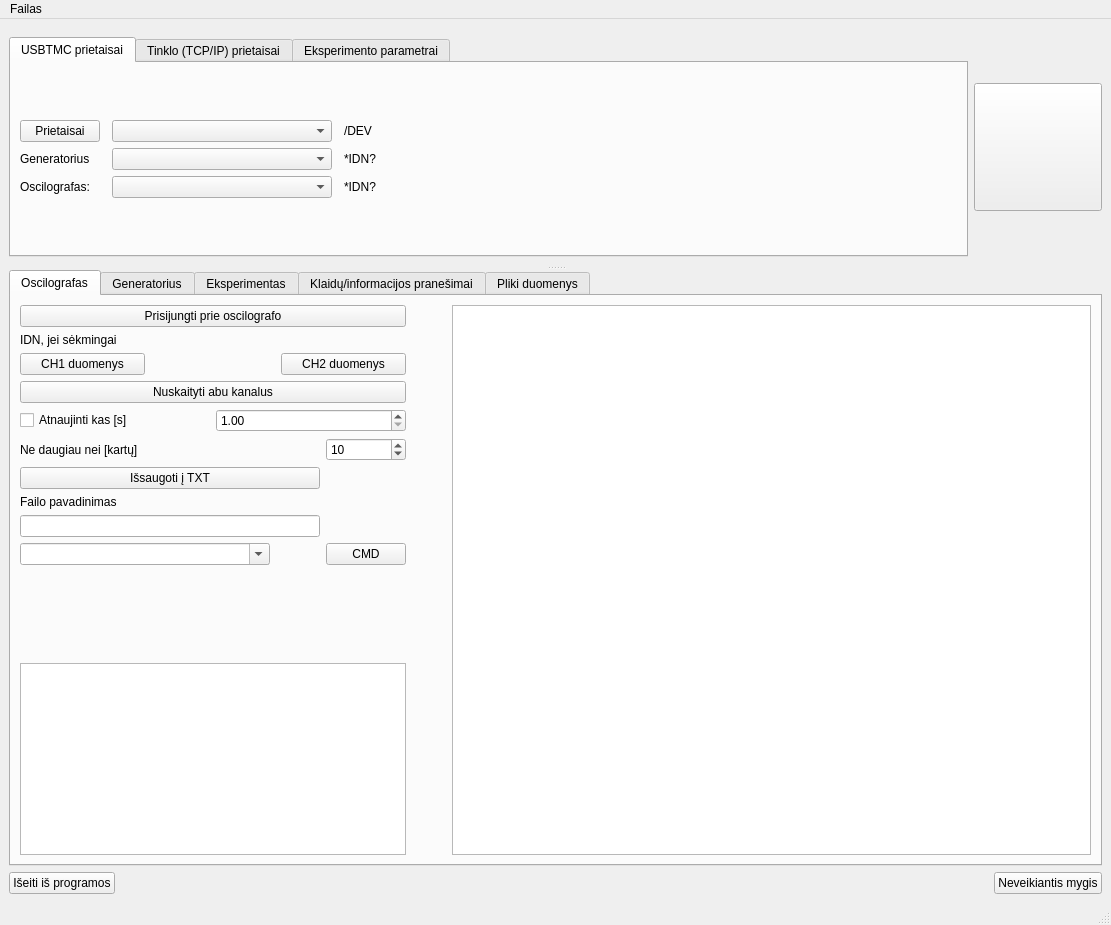
First picture: the form in UIfiles/GUIThread.ui, repository userIsTaken/TryUSB, before the edit.
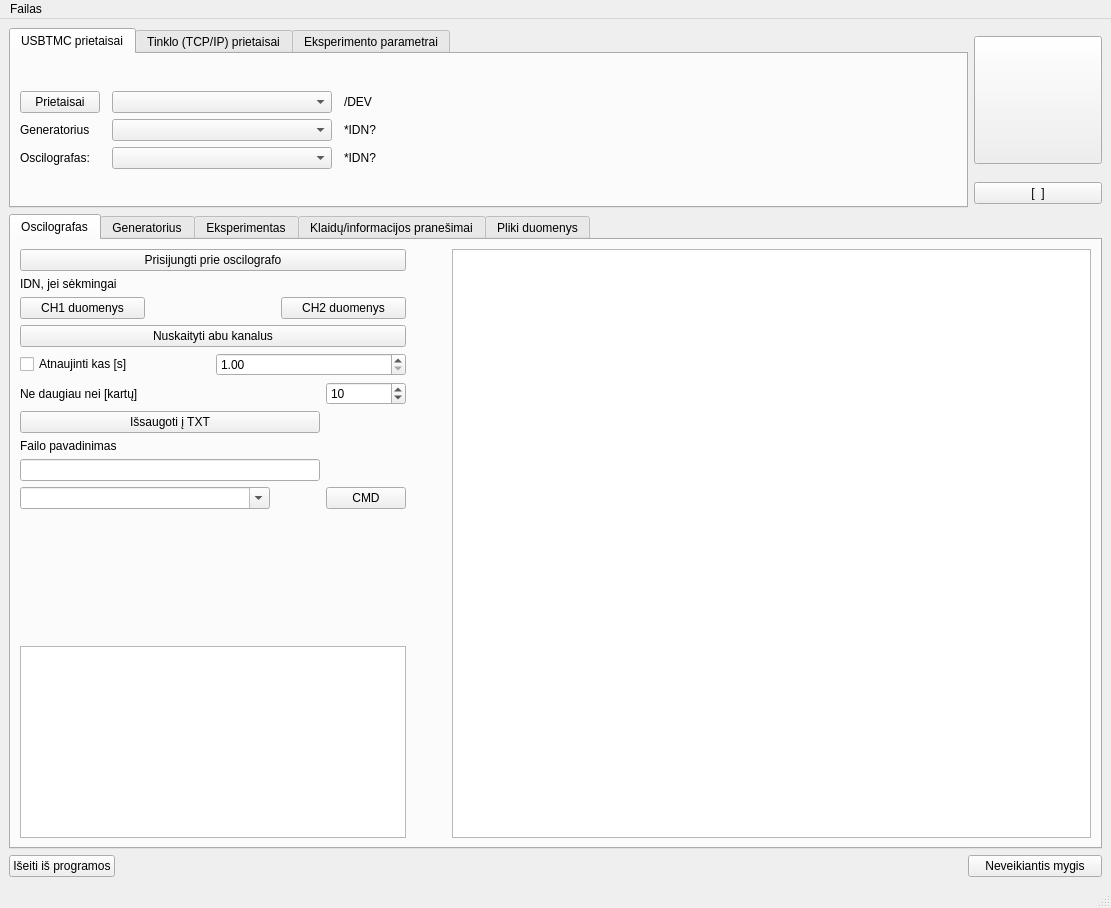
Second picture: the form after the edit. Icons and pictures are not drawn. Custom widgets are drawn as their Qt base class.

```diff
--- a/UIfiles/GUIThread.ui
+++ b/UIfiles/GUIThread.ui
@@ -7,49 +7,15 @@
     <x>0</x>
     <y>0</y>
     <width>1111</width>
-    <height>925</height>
+    <height>908</height>
    </rect>
   </property>
   <property name="windowTitle">
    <string>GenOsci</string>
   </property>
   <widget class="QWidget" name="centralwidget">
-   <layout class="QGridLayout" name="gridLayout_29">
-    <item row="1" column="0">
-     <widget class="QPushButton" name="closeButton">
-      <property name="text">
-       <string>Išeiti iš programos</string>
-      </property>
-     </widget>
-    </item>
-    <item row="1" column="1">
-     <spacer name="horizontalSpacer">
-      <property name="orientation">
-       <enum>Qt::Horizontal</enum>
-      </property>
-      <property name="sizeHint" stdset="0">
-       <size>
-        <width>927</width>
-        <height>20</height>
-       </size>
-      </property>
-     </spacer>
-    </item>
-    <item row="1" column="2">
-     <widget class="QPushButton" name="unused_button">
-      <property name="text">
-       <string>Neveikiantis mygis</string>
-      </property>
-     </widget>
-    </item>
-    <item row="0" column="0" colspan="3">
-     <widget class="QSplitter" name="splitter">
-      <property name="orientation">
-       <enum>Qt::Vertical</enum>
-      </property>
-      <widget class="QWidget" name="layoutWidget">
        <layout class="QGridLayout" name="gridLayout_3">
-        <item row="0" column="0">
+    <item row="0" column="0" rowspan="2" colspan="3">
          <widget class="QTabWidget" name="devicesTabWidget">
           <property name="sizePolicy">
            <sizepolicy hsizetype="Expanding" vsizetype="Expanding">
@@ -412,7 +378,7 @@
           </widget>
          </widget>
         </item>
-        <item row="0" column="1">
+    <item row="0" column="3">
          <widget class="QPushButton" name="anotherExitButton">
           <property name="sizePolicy">
            <sizepolicy hsizetype="Fixed" vsizetype="Fixed">
@@ -437,8 +403,14 @@
           </property>
          </widget>
         </item>
-       </layout>
-      </widget>
+    <item row="1" column="3">
+     <widget class="QPushButton" name="fullscreenButton">
+      <property name="text">
+       <string>[  ]</string>
+      </property>
+     </widget>
+    </item>
+    <item row="2" column="0" colspan="4">
       <widget class="QTabWidget" name="tabWidget">
        <property name="sizePolicy">
         <sizepolicy hsizetype="Expanding" vsizetype="MinimumExpanding">
@@ -1653,6 +1625,32 @@
         </layout>
        </widget>
       </widget>
+    </item>
+    <item row="3" column="0">
+     <widget class="QPushButton" name="closeButton">
+      <property name="text">
+       <string>Išeiti iš programos</string>
+      </property>
+     </widget>
+    </item>
+    <item row="3" column="1">
+     <spacer name="horizontalSpacer">
+      <property name="orientation">
+       <enum>Qt::Horizontal</enum>
+      </property>
+      <property name="sizeHint" stdset="0">
+       <size>
+        <width>927</width>
+        <height>20</height>
+       </size>
+      </property>
+     </spacer>
+    </item>
+    <item row="3" column="2" colspan="2">
+     <widget class="QPushButton" name="unused_button">
+      <property name="text">
+       <string>Neveikiantis mygis</string>
+      </property>
      </widget>
     </item>
    </layout>
```
Left out of the diff: 2 changed lines with no effect on the pictures. Lines whose indentation alone changed are shown as unchanged.
